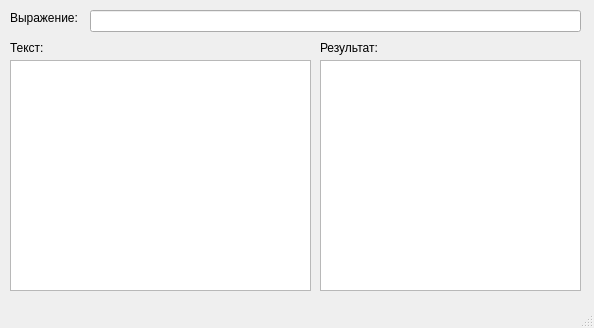
Qt form RegexCheck/RegexCheck.ui (Harakter/RegexCheck) before a commit.
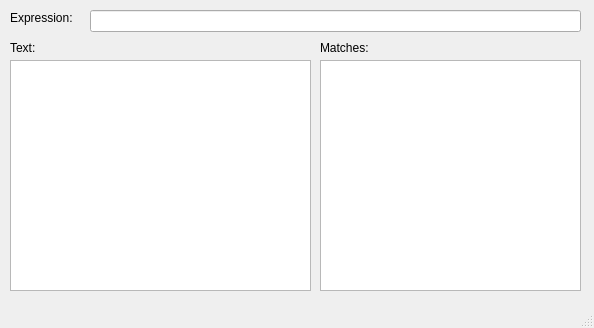
The same form after that commit.

What changed in the file:
```diff
--- a/RegexCheck/RegexCheck.ui
+++ b/RegexCheck/RegexCheck.ui
@@ -34,7 +34,7 @@
      </rect>
     </property>
     <property name="text">
-     <string>Выражение: </string>
+     <string>Expression:</string>
     </property>
    </widget>
    <widget class="QListView" name="resultList">
@@ -60,7 +60,7 @@
      </rect>
     </property>
     <property name="text">
-     <string>Результат:</string>
+     <string>Matches:</string>
     </property>
    </widget>
    <widget class="QTextEdit" name="inputText">
@@ -83,7 +83,7 @@
      </rect>
     </property>
     <property name="text">
-     <string>Текст:</string>
+     <string>Text:</string>
     </property>
    </widget>
   </widget>
```
